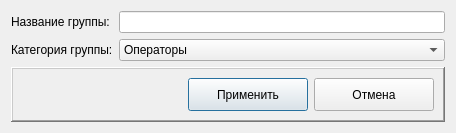
Above: arm_o/d_addgroup.ui from levdikandrey/DataCollector before the change. Below: the same form after it.
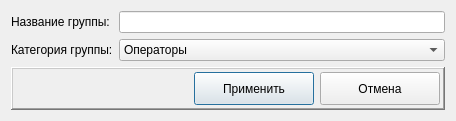
That is the form after the change. Icons and pictures are not drawn.

```diff
--- a/arm_o/d_addgroup.ui
+++ b/arm_o/d_addgroup.ui
@@ -7,7 +7,7 @@
     <x>0</x>
     <y>0</y>
     <width>456</width>
-    <height>131</height>
+    <height>119</height>
    </rect>
   </property>
   <property name="windowTitle">
@@ -83,6 +83,18 @@
       <enum>QFrame::Raised</enum>
      </property>
      <layout class="QHBoxLayout" name="horizontalLayout">
+      <property name="leftMargin">
+       <number>3</number>
+      </property>
+      <property name="topMargin">
+       <number>3</number>
+      </property>
+      <property name="rightMargin">
+       <number>3</number>
+      </property>
+      <property name="bottomMargin">
+       <number>3</number>
+      </property>
       <item>
        <spacer name="horizontalSpacer">
         <property name="orientation">
```
